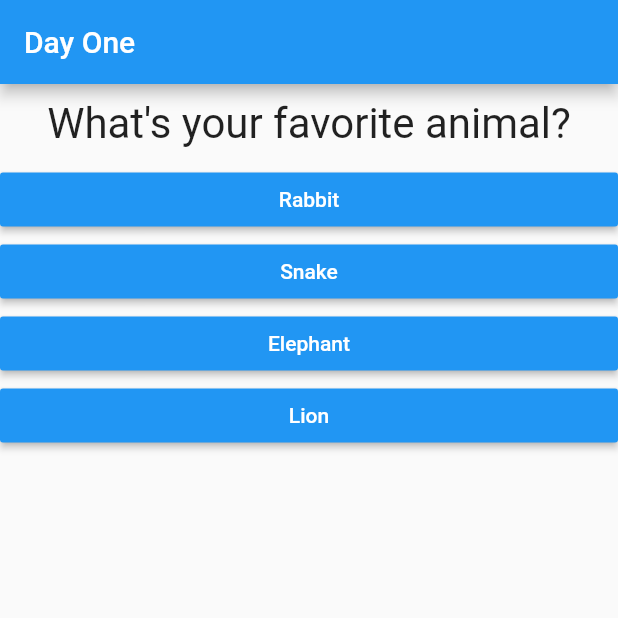
After one commit to gonzaleza61/flutter_complete_guide, a Flutter app: the screen it shows after launch, after a tap on "Black", on a phone screen of 412 x 824 dp, the top half of it. The commit adds this screen. Run offline on Flutter 3.47's test engine with Material 2 defaults, Android fonts, the phone set to English and light mode, and no system bars.

Commit message:
new commit
new commit

```diff
--- a/lib/main.dart
+++ b/lib/main.dart
@@ -1,7 +1,7 @@
 import 'package:flutter/material.dart';
 
-import './question.dart';
-import './answer.dart';
+import './quiz.dart';
+import './result.dart';
 
 //void main() {
 //  runApp(MyApp());
@@ -26,29 +26,49 @@ class MyApp extends StatefulWidget {
 
 //underscore the class, property, and method names to make them private
 class _MyAppState extends State<MyApp> {
-  final questions = const [
+  final _questions = const [
     {
       'questionText': 'What\'s your favorite color?',
-      'answers': ['Black', 'Red', 'Green', 'White']
+      'answers': [
+        {'text': 'Black', 'score': 10},
+        {'text': 'Red', 'score': 5},
+        {'text': 'Green', 'score': 3},
+        {'text': 'White', 'score': 1}
+      ],
     },
     {
       'questionText': "What\'s your favorite animal?",
-      'answers': ['Rabbit', 'Snake', 'Elephant', 'Lion']
+      'answers': [
+        {'text': 'Rabbit', 'score': 13},
+        {'text': 'Snake', 'score': 11},
+        {'text': 'Elephant', 'score': 5},
+        {'text': 'Lion', 'score': 9}
+      ]
     },
     {
       'questionText': "Who\'s your favorite instructor?",
-      'answers': ['Max', 'Max', 'Max', 'Max']
+      'answers': [
+        {'text': 'Max', 'score': 1},
+        {'text': 'Max', 'score': 1},
+        {'text': 'Max', 'score': 1},
+        {'text': 'Max', 'score': 1}
+      ]
     },
   ];
   var _questionIndex = 0;
+  var _totalScore = 0;
 
-  void _answerQuestion() {
+  void _answerQuestion(int score) {
+    _totalScore += score;
+
     setState(() {
       _questionIndex = _questionIndex + 1;
     });
     print(_questionIndex);
-    if (_questionIndex < questions.length) {
+    if (_questionIndex < _questions.length) {
       print('We have more questions');
+    } else {
+      print('No more questions!');
     }
   }
 
@@ -61,17 +81,13 @@ class _MyAppState extends State<MyApp> {
         appBar: AppBar(
           title: Text('Day One'),
         ),
-        body: Column(
-          children: [
-            Question(
-              questions[_questionIndex]['questionText'],
-            ),
-            ...(questions[_questionIndex]['answers'] as List<String>)
-                .map((answer) {
-              return Answer(_answerQuestion, answer);
-            }).toList()
-          ],
-        ),
+        body: _questionIndex < _questions.length
+            ? Quiz(
+                answerQuestion: _answerQuestion,
+                questionIndex: _questionIndex,
+                questions: _questions,
+              )
+            : Result(_totalScore),
       ),
     );
   }
--- /dev/null
+++ b/lib/quiz.dart
@@ -0,0 +1,29 @@
+import 'package:flutter/material.dart';
+import './question.dart';
+import './answer.dart';
+
+class Quiz extends StatelessWidget {
+  final List<Map<String, Object>> questions;
+  final int questionIndex;
+  final Function answerQuestion;
+
+  Quiz(
+      {@required this.questions,
+      @required this.answerQuestion,
+      @required this.questionIndex});
+
+  @override
+  Widget build(BuildContext context) {
+    return Column(
+      children: [
+        Question(
+          questions[questionIndex]['questionText'],
+        ),
+        ...(questions[questionIndex]['answers'] as List<Map<String, Object>>)
+            .map((answer) {
+          return Answer(() => answerQuestion(answer['score']), answer['text']);
+        }).toList()
+      ],
+    );
+  }
+}
```
Also changed, not shown: lib/result.dart (added, +32 -0 lines).
